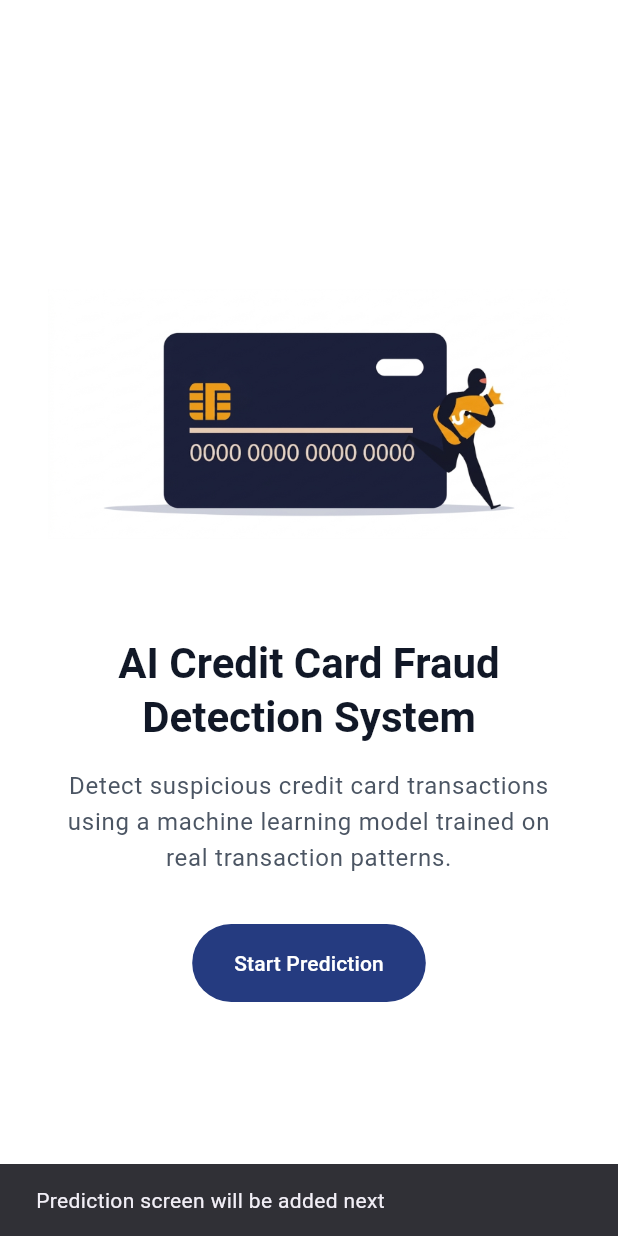
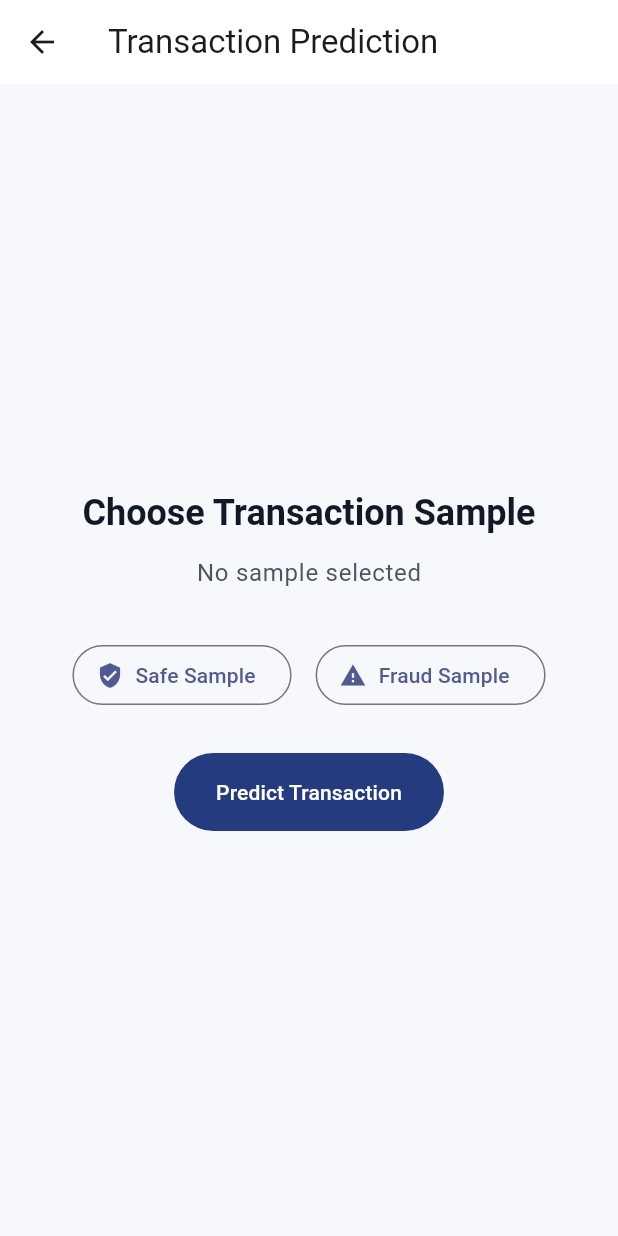
Before and after one commit to AbhishekPurbey02/fraud-detection-ml-system, a Flutter app: the screen it shows after launch, after a tap on "Start Prediction", on a phone screen of 412 x 824 dp. Run offline on Flutter 3.47's test engine with Material 3 defaults, Android fonts, the phone set to English and light mode, and no system bars.

Commit message:
Implemented the UI of the PredictionScreen

```diff
--- a/flutter_app/fraud_detection_app/lib/screens/home_screen.dart
+++ b/flutter_app/fraud_detection_app/lib/screens/home_screen.dart
@@ -1,14 +1,13 @@
 import 'package:flutter/material.dart';
+import 'prediction_screen.dart';
 
 class HomeScreen extends StatelessWidget {
   const HomeScreen({super.key});
 
   void startPrediction(BuildContext context) {
-    // We will navigate to PredictionScreen in the next step.
-    ScaffoldMessenger.of(context).showSnackBar(
-      const SnackBar(
-        content: Text('Prediction screen will be added next'),
-      ),
+    Navigator.push(
+      context,
+      MaterialPageRoute(builder: (context) => const PredictionScreen()),
     );
   }
 
@@ -68,10 +67,14 @@ class HomeScreen extends StatelessWidget {
 
             return Center(
               child: SingleChildScrollView(
-                padding: const EdgeInsets.symmetric(horizontal: 32, vertical: 32),
+                padding: const EdgeInsets.symmetric(
+                  horizontal: 32,
+                  vertical: 32,
+                ),
                 child: ConstrainedBox(
                   constraints: const BoxConstraints(maxWidth: 1040),
-                  child: isWide
+                  child:
+                      isWide
                           ? Row(
                             children: [
                               Expanded(child: image),
--- /dev/null
+++ b/flutter_app/fraud_detection_app/lib/screens/prediction_screen.dart
@@ -0,0 +1,86 @@
+import 'package:flutter/material.dart';
+
+class PredictionScreen extends StatefulWidget {
+  const PredictionScreen({super.key});
+
+  @override
+  State<PredictionScreen> createState() => _PredictionScreenState();
+}
+
+class _PredictionScreenState extends State<PredictionScreen> {
+  String selectedSample = 'No sample selected';
+
+  void selectSample(String sampleName) {
+    setState(() {
+      selectedSample = sampleName;
+    });
+  }
+
+  @override
+  Widget build(BuildContext context) {
+    return Scaffold(
+      backgroundColor: const Color(0xFFF7F8FC),
+      appBar: AppBar(
+        title: const Text('Transaction Prediction'),
+        backgroundColor: Colors.white,
+      ),
+      body: Center(
+        child: Padding(
+          padding: const EdgeInsets.all(28),
+          child: ConstrainedBox(
+            constraints: const BoxConstraints(maxWidth: 720),
+            child: Column(
+              mainAxisAlignment: MainAxisAlignment.center,
+              children: [
+                Text(
+                  'Choose Transaction Sample',
+                  style: Theme.of(context).textTheme.headlineSmall?.copyWith(
+                        fontWeight: FontWeight.bold,
+                        color: const Color(0xFF111827),
+                      ),
+                ),
+                const SizedBox(height: 12),
+                Text(
+                  selectedSample,
+                  style: Theme.of(context).textTheme.bodyLarge?.copyWith(
+                        color: const Color(0xFF4B5563),
+                      ),
+                ),
+                const SizedBox(height: 32),
+                Row(
+                  mainAxisAlignment: MainAxisAlignment.center,
+                  children: [
+                    OutlinedButton.icon(
+                      onPressed: () => selectSample('Safe sample selected'),
+                      icon: const Icon(Icons.verified_user),
+                      label: const Text('Safe Sample'),
+                    ),
+                    const SizedBox(width: 16),
+                    OutlinedButton.icon(
+                      onPressed: () => selectSample('Fraud sample selected'),
+                      icon: const Icon(Icons.warning),
+                      label: const Text('Fraud Sample'),
+                    ),
+                  ],
+                ),
+                const SizedBox(height: 28),
+                FilledButton.icon(
+                  onPressed: () {},
+                  label: const Text('Predict Transaction'),
+                  style: FilledButton.styleFrom(
+                    backgroundColor: const Color(0xFF253B80),
+                    foregroundColor: Colors.white,
+                    padding: const EdgeInsets.symmetric(
+                      horizontal: 28,
+                      vertical: 16,
+                    ),
+                  ),
+                ),
+              ],
+            ),
+          ),
+        ),
+      ),
+    );
+  }
+}
```
Also changed, not shown: 1 other file. Lines whose indentation alone changed are shown as unchanged.
